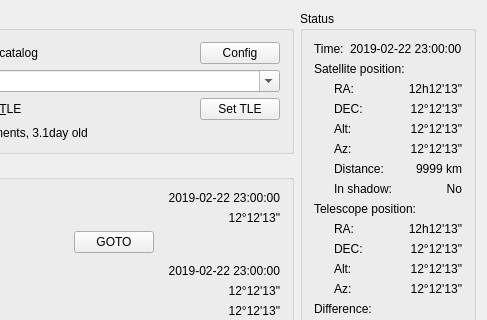
Qt form mainwindow.ui (farom57/Orbit-hunter) before a commit; both pictures show x 748 to 1235 and y 0 to 320 of the 1235 by 774 pixel window.
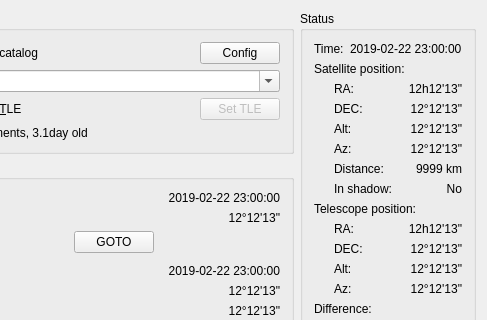
The same form after that commit.

Commit message: TLE dialog, ui move buttons and cleanup

What changed in the file:
```diff
--- a/mainwindow.ui
+++ b/mainwindow.ui
@@ -666,6 +666,9 @@
              </item>
              <item>
               <widget class="QPushButton" name="set_TLE_btn">
+               <property name="enabled">
+                <bool>false</bool>
+               </property>
                <property name="text">
                 <string>Set TLE</string>
                </property>
```
The commit also changes 5 other files.
